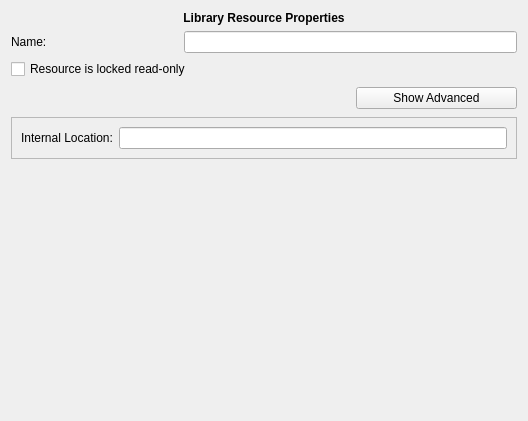
This is src/klflibrespropeditor.ui in CryFeiFei/klatexformula as Qt 5 draws it before an edit. The edited form follows.
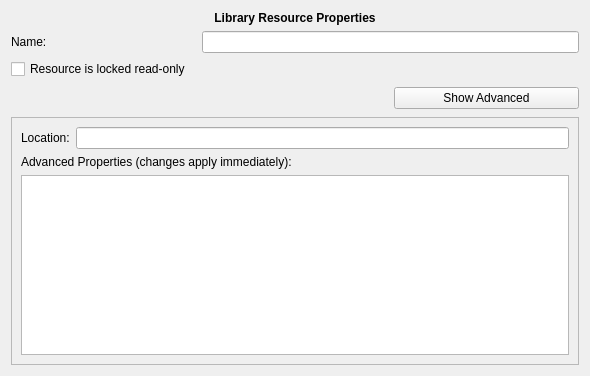
This is the edited form.

The edit to the form file:
```diff
--- a/src/klflibrespropeditor.ui
+++ b/src/klflibrespropeditor.ui
@@ -6,8 +6,8 @@
    <rect>
     <x>0</x>
     <y>0</y>
-    <width>528</width>
-    <height>421</height>
+    <width>590</width>
+    <height>376</height>
    </rect>
   </property>
   <property name="windowTitle">
@@ -44,7 +44,14 @@
     </widget>
    </item>
    <item row="1" column="1" colspan="2">
-    <widget class="QLineEdit" name="txtTitle"/>
+    <widget class="QLineEdit" name="txtTitle">
+     <property name="sizePolicy">
+      <sizepolicy hsizetype="Expanding" vsizetype="Fixed">
+       <horstretch>0</horstretch>
+       <verstretch>0</verstretch>
+      </sizepolicy>
+     </property>
+    </widget>
    </item>
    <item row="4" column="0" colspan="2">
     <spacer name="horizontalSpacer">
@@ -77,7 +84,7 @@
      <property name="sizeHint" stdset="0">
       <size>
        <width>20</width>
-       <height>40</height>
+       <height>2</height>
       </size>
      </property>
     </spacer>
@@ -94,7 +101,7 @@
       <item row="0" column="0">
        <widget class="QLabel" name="lblUrl">
         <property name="text">
-         <string>Internal Location:</string>
+         <string>Location:</string>
         </property>
        </widget>
       </item>
@@ -111,6 +118,23 @@
         </property>
        </widget>
       </item>
+      <item row="1" column="0" colspan="3">
+       <widget class="QLabel" name="lblProperties">
+        <property name="text">
+         <string>Advanced Properties (changes apply immediately):</string>
+        </property>
+       </widget>
+      </item>
+      <item row="2" column="0" colspan="3">
+       <widget class="QTableView" name="tblProperties">
+        <property name="minimumSize">
+         <size>
+          <width>300</width>
+          <height>150</height>
+         </size>
+        </property>
+       </widget>
+      </item>
      </layout>
     </widget>
    </item>
```
Left out of the diff: 19 changed lines with no effect on the pictures.
